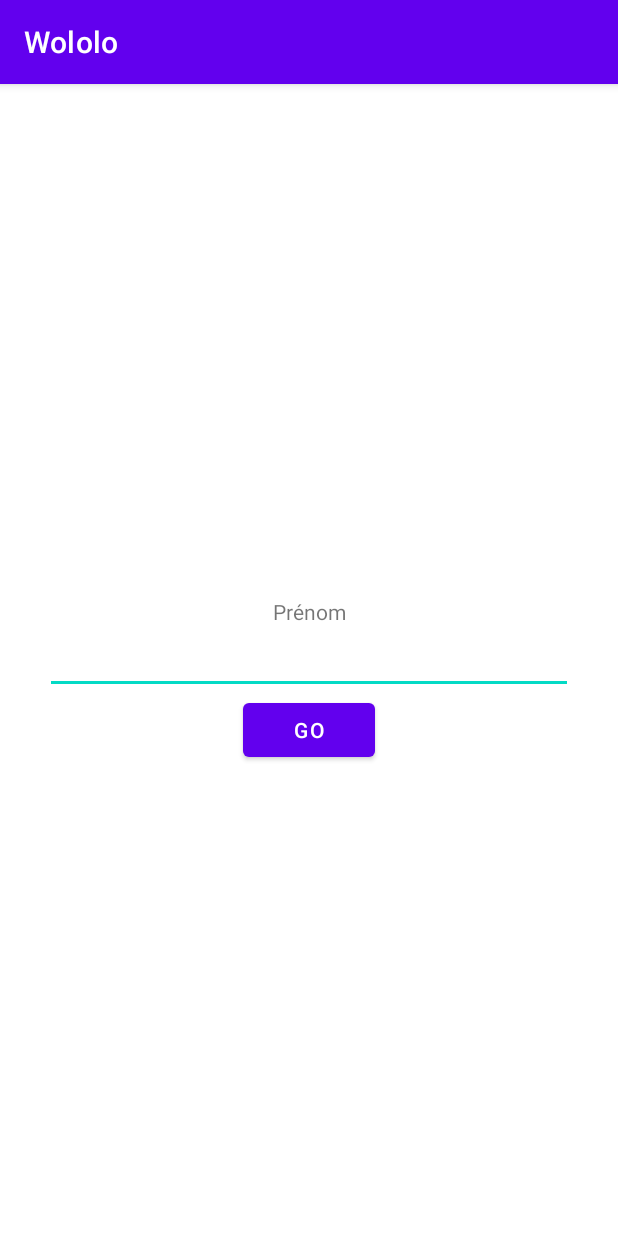
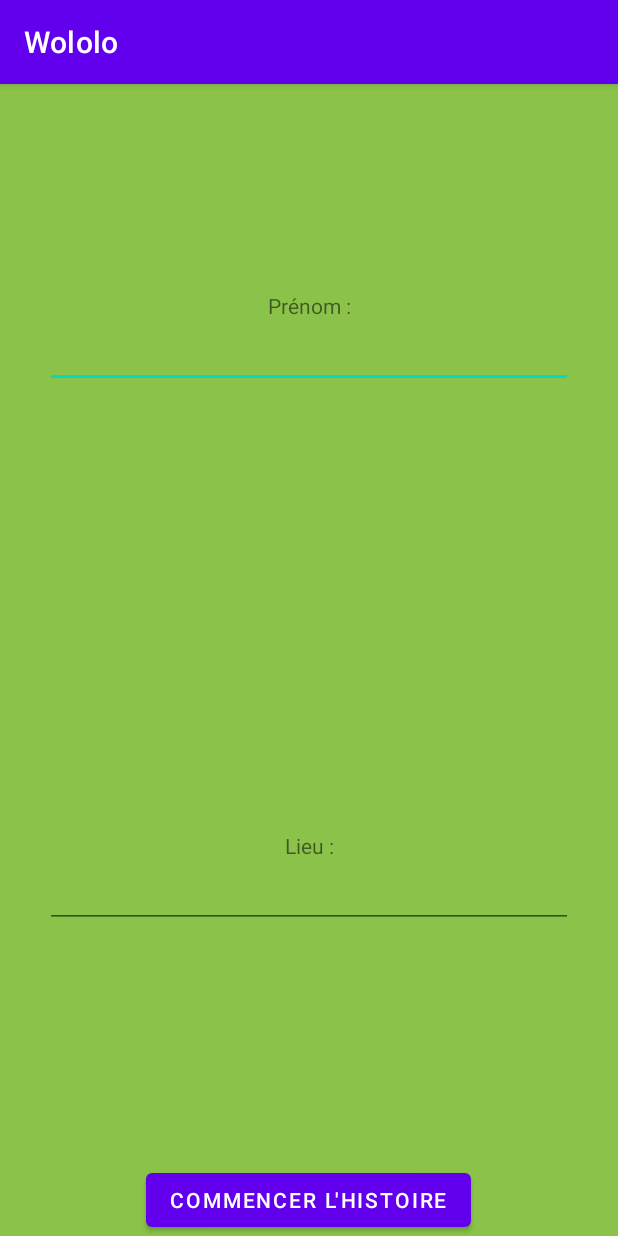
Before and after one commit to Excilyano/TPsAndroid, an Android app: the screen it shows after launch (ColorMeActivity before the commit, HistoireActivity after it), on a phone screen of 412 x 824 dp. Run offline under Robolectric (Android 15) with nearby library versions, the phone set to English and light mode, and no system bars; our stand-ins replace data binding.

Commit message:
TP raconte moi une histoire

```diff
--- a/app/build.gradle
+++ b/app/build.gradle
@@ -1,6 +1,8 @@
 plugins {
     id 'com.android.application'
     id 'org.jetbrains.kotlin.android'
+    id 'androidx.navigation.safeargs'
+    id 'kotlin-parcelize'
 }
 
 android {
--- /dev/null
+++ b/app/src/main/java/com/example/tps/safeargs/HistoireActivity.kt
@@ -0,0 +1,14 @@
+package com.example.tps.safeargs
+
+import androidx.appcompat.app.AppCompatActivity
+import android.os.Bundle
+import androidx.databinding.DataBindingUtil
+import com.example.tps.R
+import com.example.tps.databinding.ActivityHistoireBinding
+
+class HistoireActivity : AppCompatActivity() {
+    override fun onCreate(savedInstanceState: Bundle?) {
+        super.onCreate(savedInstanceState)
+        DataBindingUtil.setContentView<ActivityHistoireBinding>(this, R.layout.activity_histoire)
+    }
+}
--- /dev/null
+++ b/app/src/main/java/com/example/tps/safeargs/SafeArgsFragment.kt
@@ -0,0 +1,30 @@
+package com.example.tps.safeargs
+
+import android.os.Bundle
+import androidx.fragment.app.Fragment
+import android.view.LayoutInflater
+import android.view.View
+import android.view.ViewGroup
+import androidx.databinding.DataBindingUtil
+import androidx.navigation.Navigation
+import com.example.tps.R
+import com.example.tps.databinding.FragmentSafeArgsBinding
+
+class SafeArgsFragment : Fragment() {
+    override fun onCreateView(
+        inflater: LayoutInflater, container: ViewGroup?,
+        savedInstanceState: Bundle?
+    ): View? {
+
+        val binding = DataBindingUtil.inflate<FragmentSafeArgsBinding>(inflater, R.layout.fragment_safe_args, container, false)
+
+        binding.btnGoHistoire.setOnClickListener {
+            val action = SafeArgsFragmentDirections.actionSafeArgsFragmentToHistoireFragment()
+            action.histoire = Histoire(binding.etPrenomHistoire.text.toString(), binding.etLieuHistoire.text.toString())
+
+            Navigation.findNavController(it).navigate(action)
+        }
+
+        return binding.root
+    }
+}
--- /dev/null
+++ b/app/src/main/res/layout/activity_histoire.xml
@@ -0,0 +1,22 @@
+<?xml version="1.0" encoding="utf-8"?>
+
+<layout
+    xmlns:android="http://schemas.android.com/apk/res/android"
+    xmlns:app="http://schemas.android.com/apk/res-auto"
+    xmlns:tools="http://schemas.android.com/tools">
+
+<androidx.constraintlayout.widget.ConstraintLayout
+    android:layout_width="match_parent"
+    android:layout_height="match_parent"
+    tools:context=".safeargs.HistoireActivity">
+
+    <fragment
+        android:id="@+id/monAutreNavHost"
+        android:layout_width="match_parent"
+        android:layout_height="match_parent"
+        android:name="androidx.navigation.fragment.NavHostFragment"
+        app:defaultNavHost="true"
+        app:navGraph="@navigation/navigation_histoire" />
+
+</androidx.constraintlayout.widget.ConstraintLayout>
+</layout>
--- a/app/src/main/res/layout/fragment_pink.xml
+++ b/app/src/main/res/layout/fragment_safe_args.xml
@@ -7,8 +7,8 @@
         android:layout_width="match_parent"
         android:layout_height="match_parent"
         android:orientation="vertical"
-        tools:context=".fragments.PinkFragment"
-        android:background="#BFFF006F"
+        tools:context=".safeargs.SafeArgsFragment"
+        android:background="#8BC34A"
         >
 
         <androidx.constraintlayout.widget.ConstraintLayout
@@ -17,7 +17,7 @@
             android:layout_weight="1">
 
             <EditText
-                android:id="@+id/et_nom_pink"
+                android:id="@+id/et_prenom_histoire"
                 android:layout_width="match_parent"
                 android:layout_height="wrap_content"
                 app:layout_constraintTop_toTopOf="parent"
@@ -30,8 +30,8 @@
             <TextView
                 android:layout_width="wrap_content"
                 android:layout_height="wrap_content"
-                android:text="Nom"
-                app:layout_constraintBottom_toTopOf="@id/et_nom_pink"
+                android:text="Prénom :"
+                app:layout_constraintBottom_toTopOf="@id/et_prenom_histoire"
                 app:layout_constraintLeft_toLeftOf="parent"
                 app:layout_constraintRight_toRightOf="parent"
                 />
@@ -44,7 +44,7 @@
             android:layout_weight="1">
 
             <EditText
-                android:id="@+id/et_naissance"
+                android:id="@+id/et_lieu_histoire"
                 android:layout_width="match_parent"
                 android:layout_height="wrap_content"
                 app:layout_constraintTop_toTopOf="parent"
@@ -52,14 +52,13 @@
                 app:layout_constraintLeft_toLeftOf="parent"
                 app:layout_constraintRight_toRightOf="parent"
                 android:layout_margin="30dp"
-                android:inputType="number"
                 />
 
             <TextView
                 android:layout_width="wrap_content"
                 android:layout_height="wrap_content"
-                android:text="Annee de naissance"
-                app:layout_constraintBottom_toTopOf="@id/et_naissance"
+                android:text="Lieu :"
+                app:layout_constraintBottom_toTopOf="@id/et_lieu_histoire"
                 app:layout_constraintLeft_toLeftOf="parent"
                 app:layout_constraintRight_toRightOf="parent"
                 />
@@ -68,10 +67,10 @@
 
 
         <Button
-            android:id="@+id/btn_go_pink"
+            android:id="@+id/btn_go_histoire"
             android:layout_width="wrap_content"
             android:layout_height="wrap_content"
-            android:text="Go"
+            android:text="Commencer l'histoire"
             android:layout_gravity="center" />
     </LinearLayout>
 </layout>
--- /dev/null
+++ b/app/src/main/res/navigation/navigation_histoire.xml
@@ -0,0 +1,27 @@
+<?xml version="1.0" encoding="utf-8"?>
+<navigation xmlns:android="http://schemas.android.com/apk/res/android"
+    xmlns:app="http://schemas.android.com/apk/res-auto"
+    xmlns:tools="http://schemas.android.com/tools"
+    android:id="@+id/navigation_histoire"
+    app:startDestination="@id/safeArgsFragment">
+
+    <fragment
+        android:id="@+id/safeArgsFragment"
+        android:name="com.example.tps.safeargs.SafeArgsFragment"
+        android:label="SafeArgsFragment" >
+        <action
+            android:id="@+id/action_safeArgsFragment_to_histoireFragment"
+            app:destination="@id/histoireFragment" />
+    </fragment>
+    <fragment
+        android:id="@+id/histoireFragment"
+        android:name="com.example.tps.safeargs.HistoireFragment"
+        android:label="fragment_histoire"
+        tools:layout="@layout/fragment_histoire" >
+        <argument
+            android:name="histoire"
+            app:argType="com.example.tps.safeargs.Histoire"
+            app:nullable="true"
+            android:defaultValue="@null" />
+    </fragment>
+</navigation>
```
Also changed, not shown: app/src/main/AndroidManifest.xml (+9 -2 lines), app/src/main/java/com/example/tps/safeargs/Histoire.kt (added, +7 -0 lines), app/src/main/java/com/example/tps/safeargs/HistoireFragment.kt (added, +25 -0 lines), app/src/main/res/layout/fragment_histoire.xml (added, +26 -0 lines), build.gradle (+8 -0 lines).
